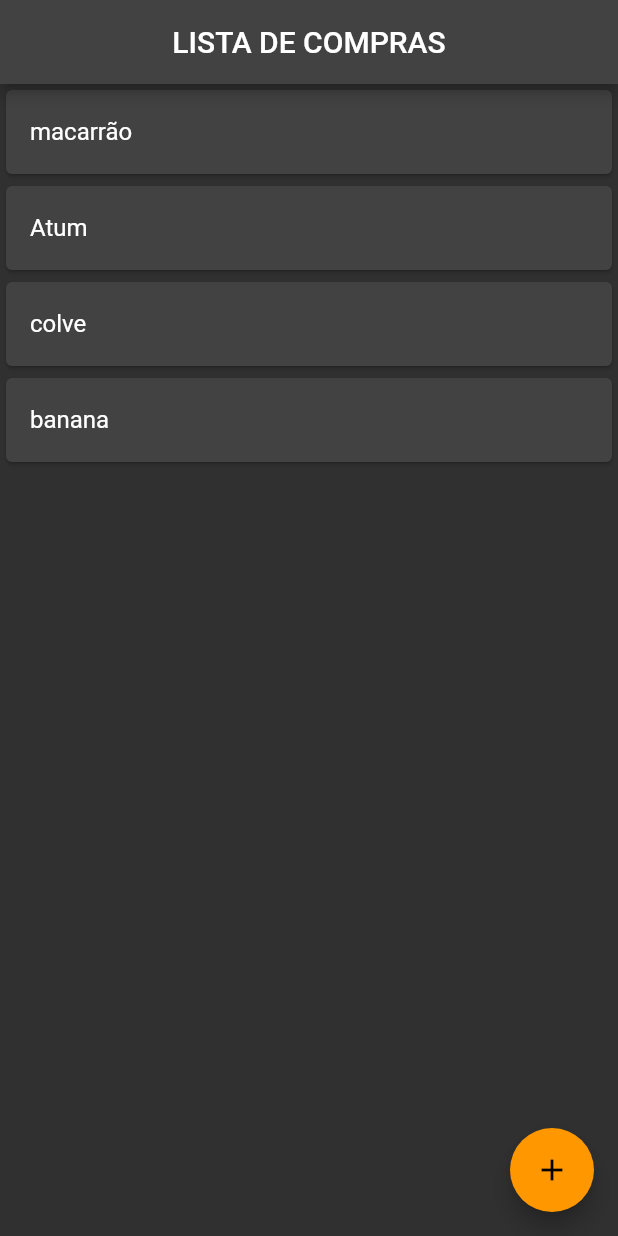
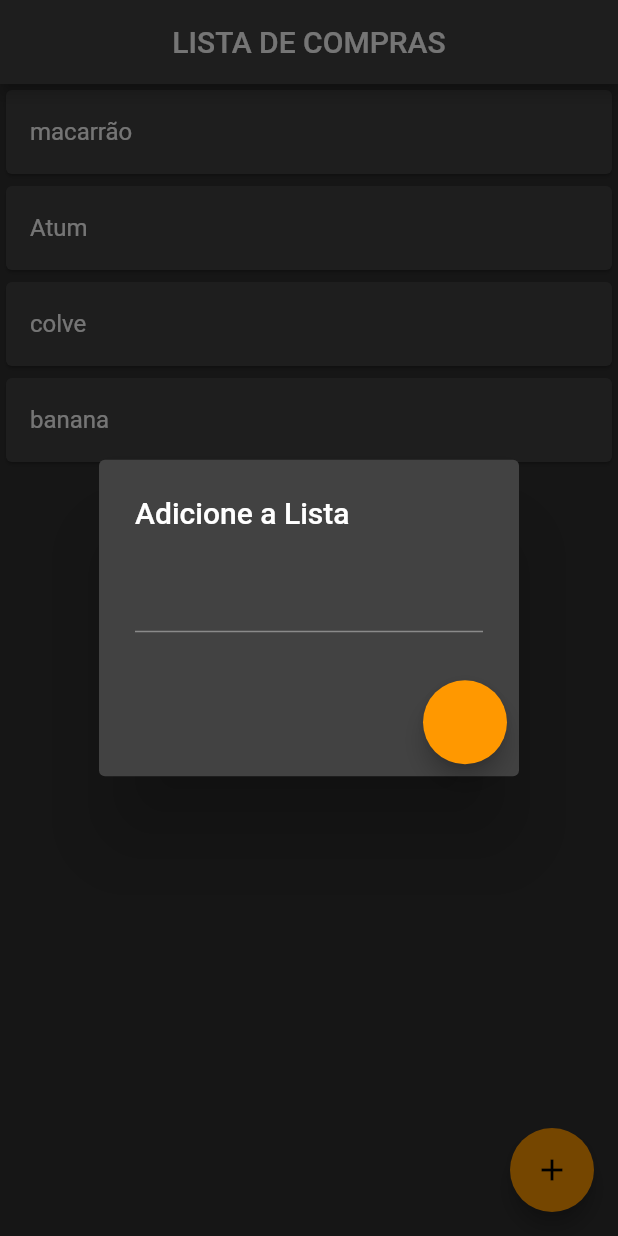
Before and after one commit to guilhermeoliveirac/Lista-De-Compras-Firebase, a Flutter app: the screen it shows after launch, after a tap on the "add" icon, on a phone screen of 412 x 824 dp. Run offline on Flutter 3.47's test engine with Material 2 defaults, Android fonts, the phone set to English and light mode, and no system bars.

Commit message:
adicionado o Dialog para incluiir itens a lista

```diff
--- a/lib/main.dart
+++ b/lib/main.dart
@@ -22,6 +22,7 @@ class HomePage extends StatefulWidget {
 
 class _HomePageState extends State<HomePage> {
   List<String> compras = [];
+  String _input = "";
 
   @override
   void initState() {
@@ -38,7 +39,7 @@ class _HomePageState extends State<HomePage> {
       //new
       appBar: AppBar(
         // new
-        title: Text('LISTA DE COMPRAS'), //new
+        title: Text('LISTA DE COMPRAS'),
         centerTitle: true,
       ),
       body: ListView.builder(
@@ -55,6 +56,16 @@ class _HomePageState extends State<HomePage> {
       floatingActionButton: FloatingActionButton(
         onPressed: () {
           print('CLICOU');
+          showDialog(
+            context: ctxt,
+            builder: (BuildContext context) {
+              return AlertDialog(
+                title: Text('Adicione a Lista'),
+                content: TextField(onChanged: (value) => {}),
+                actions: [FloatingActionButton(onPressed: (() {}))],
+              );
+            },
+          );
         },
         child: Icon(Icons.add),
       ),
```
